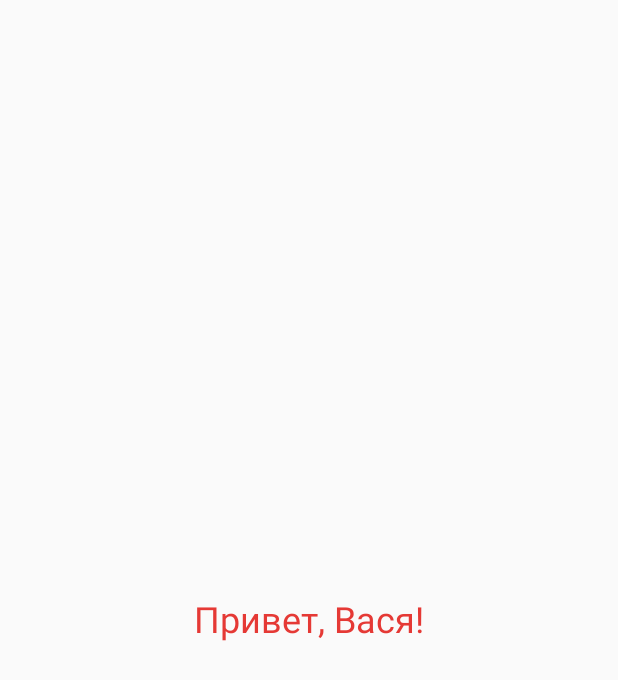
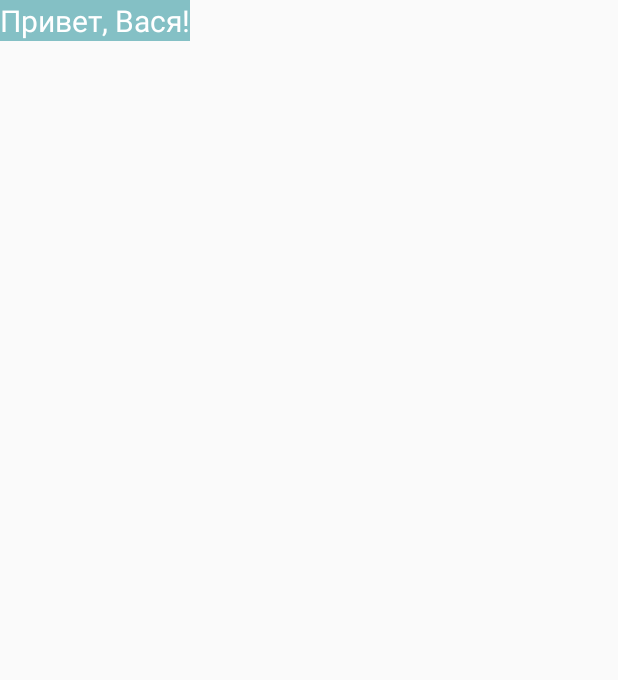
Before and after one commit to Daniil-master/MoneyTracker, an Android app: the layout activity_main.xml on its own in the app's theme, with its tools: preview values and no code run, on a phone screen of 412 x 824 dp. Shown: the top 680 px of the screen. Run offline under Robolectric (Android 15) with nearby library versions, the phone set to English and light mode, and no system bars.

Commit message:
Indexing text

```diff
--- a/app/src/main/res/layout/activity_main.xml
+++ b/app/src/main/res/layout/activity_main.xml
@@ -1,6 +1,5 @@
 <?xml version="1.0" encoding="utf-8"?>
-<android.support.constraint.ConstraintLayout xmlns:android="http://schemas.android.com/apk/res/android"
-    xmlns:app="http://schemas.android.com/apk/res-auto"
+<RelativeLayout xmlns:android="http://schemas.android.com/apk/res/android"
     xmlns:tools="http://schemas.android.com/tools"
     android:layout_width="match_parent"
     android:layout_height="match_parent"
@@ -10,11 +9,8 @@
         android:layout_width="wrap_content"
         android:layout_height="wrap_content"
         android:text="Привет, Вася!"
-        android:textColor="@color/textColor"
-        android:textSize="24sp"
-        app:layout_constraintBottom_toBottomOf="parent"
-        app:layout_constraintLeft_toLeftOf="parent"
-        app:layout_constraintRight_toRightOf="parent"
-        app:layout_constraintTop_toTopOf="parent" />
+        android:background="@color/textBgColor"
+        android:textColor="@color/textWhile"
+        android:textSize="20sp" />
 
-</android.support.constraint.ConstraintLayout>
+</RelativeLayout>
--- a/app/src/main/res/values/colors.xml
+++ b/app/src/main/res/values/colors.xml
@@ -4,6 +4,7 @@
     <color name="colorPrimaryDark">#00574B</color>
     <color name="colorAccent">#D81B60</color>
 
-    <color name="textColor">#E53935</color>
+    <color name="textBgColor">#84c0c5</color>
+    <color name="textWhile">#ffffff</color>
 
 </resources>
```
Also changed, not shown: app/src/main/java/online/daniilk/moneytracker/MainActivity.java (+16 -3 lines).
